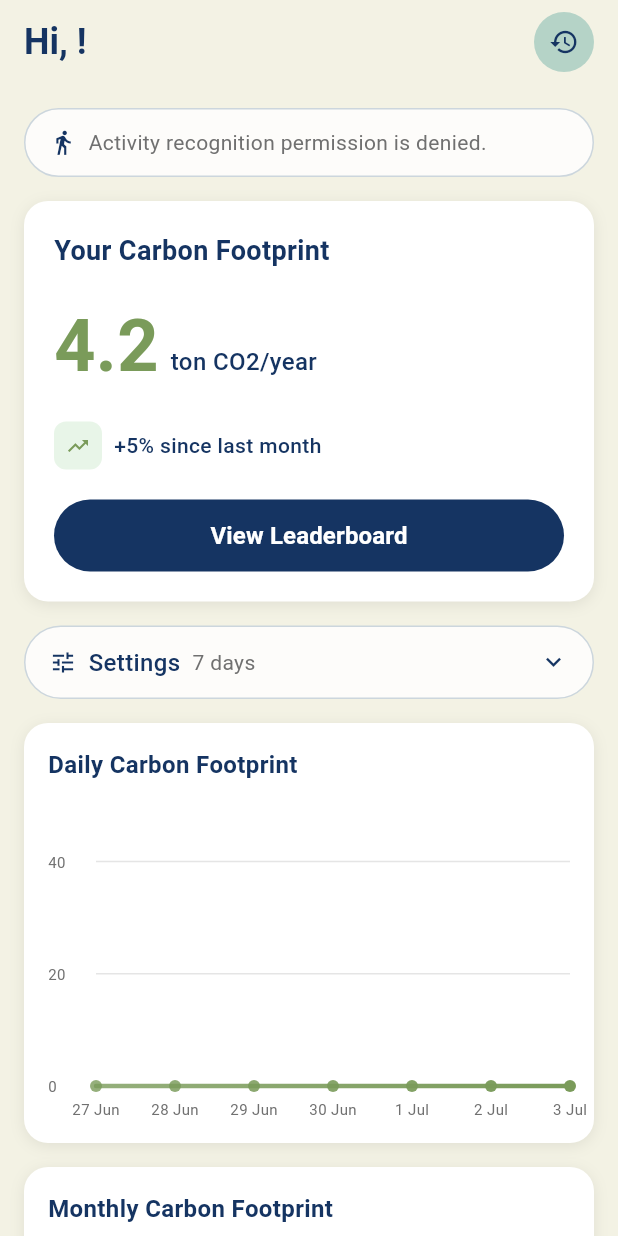
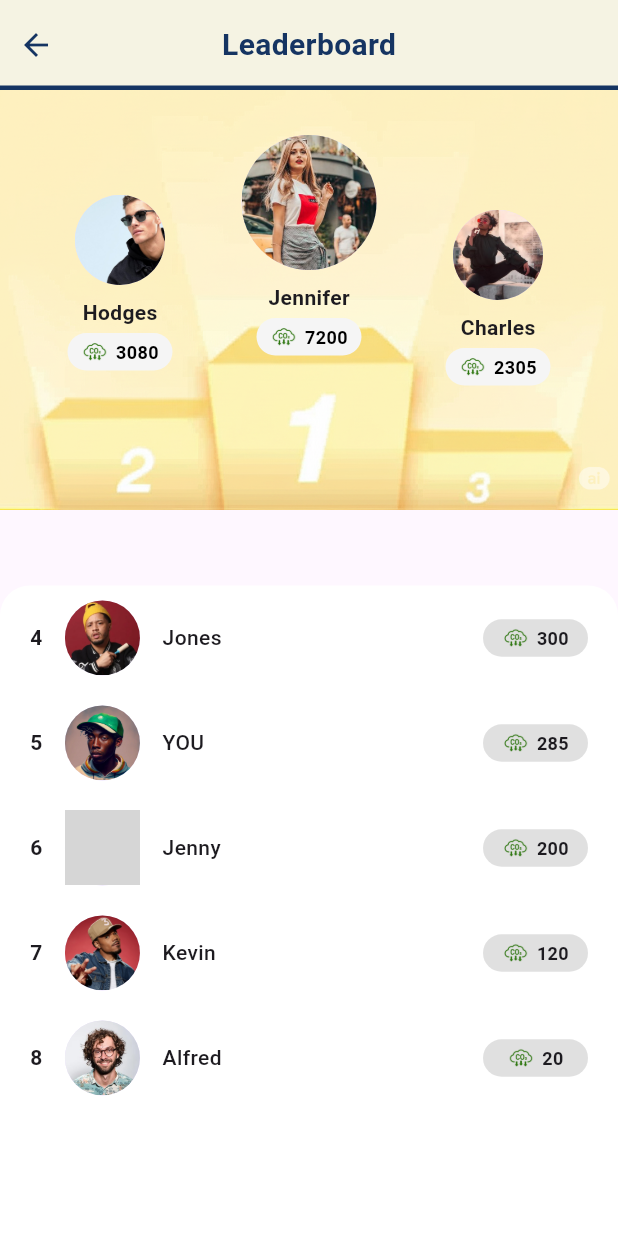
Before and after one commit to Wxyzzzzzz/Hackattack-NeutraGO, a Flutter app: the HomeScreen screen opened directly, after a tap on "View Leaderboard", on a phone screen of 412 x 824 dp. Run offline on Flutter 3.47's test engine with Material 3 defaults, Android fonts, the phone set to English and light mode, and no system bars; drawn by our look-alikes of fl_chart; our stand-ins replace cloud_firestore, firebase_auth, firebase_core, flutter_local_notifications, geocoding, geolocator and 3 more; missing offline and left inert: flutter_activity_recognition, flutter_google_places, google_maps_webservice; accounts and stored records are empty; network calls fail; grey boxes are pictures that could not be loaded.

Commit message:
Leaderboard

```diff
--- /dev/null
+++ b/lib/screens/leaderboard.dart
@@ -0,0 +1,183 @@
+import 'package:flutter/material.dart';
+
+class LeaderboardPage extends StatelessWidget {
+  // Placeholder user data
+  final List<Map<String, dynamic>> userItems = [
+    {"rank": "4", "image": "assets/a.png", "name": "Jones", "point": 300},
+    {"rank": "5", "image": "assets/b.png", "name": "YOU", "point": 285},
+    {"rank": "6", "image": "assets/c.png", "name": "Jenny", "point": 200},
+    {"rank": "7", "image": "assets/d.png", "name": "Kevin", "point": 120},
+    {"rank": "8", "image": "assets/e.jpeg", "name": "Alfred", "point": 20},
+    // Add more users...
+  ];
+
+  @override
+  Widget build(BuildContext context) {
+    return Scaffold(
+      appBar: PreferredSize(
+        preferredSize: const Size.fromHeight(60),
+        child: AppBar(
+          automaticallyImplyLeading: false,
+          backgroundColor: const Color(0xFFF5F3E3),
+          elevation: 0,
+          flexibleSpace: SafeArea(
+            child: Stack(
+              children: [
+                Align(
+                  alignment: Alignment.centerLeft,
+                  child: IconButton(
+                    icon:
+                        const Icon(Icons.arrow_back, color: Color(0xFF153462)),
+                    onPressed: () => Navigator.of(context).pop(),
+                  ),
+                ),
+                Center(
+                  child: Text(
+                    'Leaderboard',
+                    style: const TextStyle(
+                      color: Color(0xFF153462),
+                      fontWeight: FontWeight.bold,
+                      fontSize: 20,
+                    ),
+                  ),
+                ),
+                Positioned(
+                  left: 0,
+                  right: 0,
+                  bottom: 0,
+                  child: Container(
+                    height: 3,
+                    color: const Color(0xFF153462),
+                  ),
+                ),
+              ],
+            ),
+          ),
+        ),
+      ),
+      body: Stack(
+        children: [
+          // Top background image
+          Column(
+            children: [
+              Image.asset(
+                "assets/leaderboard1.png",
+                fit: BoxFit.cover,
+                width: double.infinity,
+                height: 280,
+              ),
+            ],
+          ),
+          // Top 3 avatars (customize positions as needed)
+          Positioned(
+            top: 30,
+            left: MediaQuery.of(context).size.width / 2 - 45,
+            child: _rankAvatar("assets/g.jpeg", "Jennifer", "7200", 45),
+          ),
+          Positioned(
+            top: 70,
+            left: 45,
+            child: _rankAvatar("assets/k.jpeg", "Hodges", "3080", 30),
+          ),
+          Positioned(
+            top: 80,
+            right: 45,
+            child: _rankAvatar("assets/f.jpeg", "Charles", "2305", 30),
+          ),
+          // List container
+          Align(
+            alignment: Alignment.bottomCenter,
+            child: Container(
+              height: MediaQuery.of(context).size.height / 1.9,
+              width: double.infinity,
+              decoration: const BoxDecoration(
+                color: Colors.white,
+                borderRadius: BorderRadius.only(
+                  topRight: Radius.circular(20),
+                  topLeft: Radius.circular(20),
+                ),
+              ),
+              child: ListView.builder(
+                itemCount: userItems.length,
+                itemBuilder: (context, index) {
+                  final items = userItems[index];
+                  return Padding(
+                    padding: const EdgeInsets.symmetric(
+                        horizontal: 20, vertical: 10),
+                    child: Row(
+                      children: [
+                        Text(items["rank"],
+                            style:
+                                const TextStyle(fontWeight: FontWeight.bold)),
+                        const SizedBox(width: 15),
+                        CircleAvatar(
+                            radius: 25,
+                            backgroundImage: AssetImage(items["image"])),
+                        const SizedBox(width: 15),
+                        Text(items["name"],
+                            style:
+                                const TextStyle(fontWeight: FontWeight.w500)),
+                        const Spacer(),
+                        Container(
+                          height: 25,
+                          width: 70,
+                          decoration: BoxDecoration(
+                            color: Colors.black12,
+                            borderRadius: BorderRadius.circular(50),
+                          ),
+                          child: Row(
+                            mainAxisAlignment: MainAxisAlignment.center,
+                            children: [
+                              Image.asset('assets/co22.jpg',
+                                  width: 18, height: 18),
+                              const SizedBox(width: 5),
+                              Text(items["point"].toString(),
+                                  style: const TextStyle(
+                                      fontWeight: FontWeight.bold,
+                                      fontSize: 12)),
+                            ],
+                          ),
+                        ),
+                      ],
+                    ),
+                  );
+                },
+              ),
+            ),
+          ),
+        ],
+      ),
+    );
+  }
+
+  Widget _rankAvatar(String image, String name, String point, double radius) {
+    return Column(
+      children: [
+        CircleAvatar(radius: radius, backgroundImage: AssetImage(image)),
+        const SizedBox(height: 8),
+        Text(name, style: const TextStyle(fontWeight: FontWeight.bold)),
+        const SizedBox(height: 4),
+        Container(
+          height: 25,
+          width: 70,
+          decoration: BoxDecoration(
+            color: Color(0xFFF5F5F5),
+            borderRadius: BorderRadius.circular(50),
+          ),
+          child: Row(
+            mainAxisAlignment: MainAxisAlignment.center,
+            children: [
+              Image.asset('assets/co22.jpg', width: 18, height: 18),
+              const SizedBox(width: 5),
+              Text(point,
+                  style: const TextStyle(
+                      fontWeight: FontWeight.bold,
+                      fontSize: 12,
+                      color: Colors.black)),
+            ],
+          ),
+        ),
+      ],
+    );
+  }
+}
--- a/lib/widgets/carbon_footprint_card.dart
+++ b/lib/widgets/carbon_footprint_card.dart
@@ -1,4 +1,5 @@
 import 'package:flutter/material.dart';
+import '../screens/leaderboard.dart';
 
 class CarbonFootprintCard extends StatelessWidget {
   const CarbonFootprintCard({super.key});
@@ -86,7 +87,10 @@
             height: 48,
             child: ElevatedButton(
               onPressed: () {
-                // Handle leaderboard navigation
+                Navigator.push(
+                  context,
+                  MaterialPageRoute(builder: (context) => LeaderboardPage()),
+                );
               },
               style: ElevatedButton.styleFrom(
                 backgroundColor: const Color(0xFF153462),
--- a/pubspec.yaml
+++ b/pubspec.yaml
@@ -88,6 +88,7 @@
 
   # To add assets to your application, add an assets section, like this:
   assets:
+    - assets/
     - assets/onboarding/footprints.png
     - assets/onboarding/car_road.png
     - assets/onboarding/brain.png
```
Also changed, not shown: assets/a.png (added), assets/b.png (added), assets/c.png (added), assets/co2.jpg (added), assets/co22.jpg (added), assets/d.png (added), assets/e.jpeg (added), assets/f.jpeg (added), assets/g.jpeg (added), assets/h.jpeg (added), assets/i.jpeg (added), assets/j.jpeg (added), assets/k.jpeg (added), assets/leaderboard.png (added), 1 more files.
